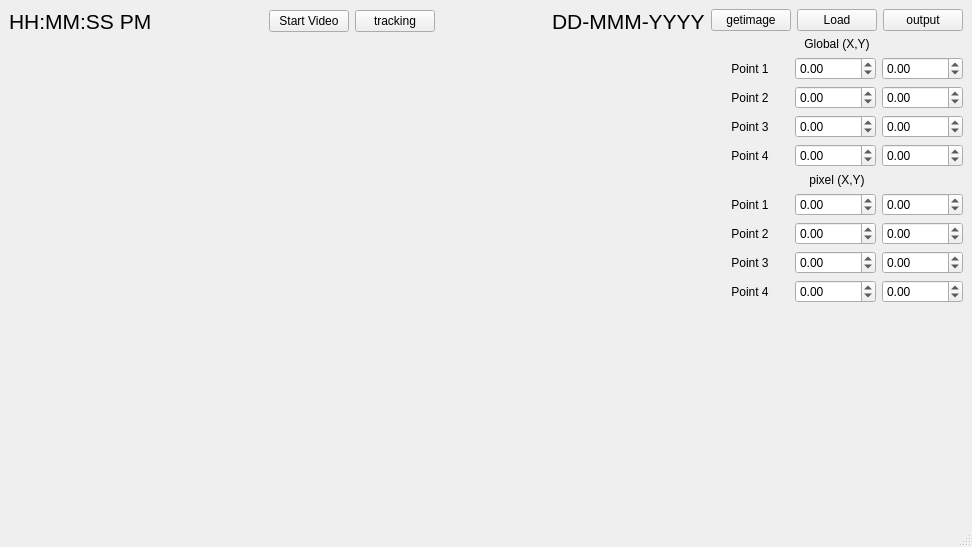
First picture: the form in core/mainwindow.ui, repository kmolLin/opencv_with_python, before the edit.
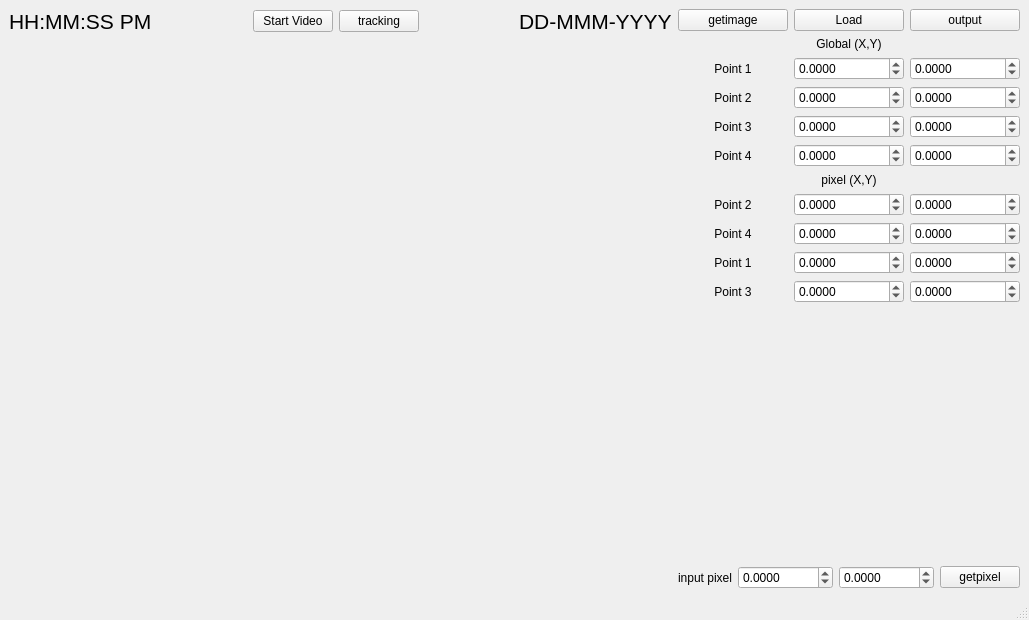
Second picture: the form after the edit.

```diff
--- a/core/mainwindow.ui
+++ b/core/mainwindow.ui
@@ -6,15 +6,15 @@
    <rect>
     <x>0</x>
     <y>0</y>
-    <width>972</width>
-    <height>547</height>
+    <width>1029</width>
+    <height>620</height>
    </rect>
   </property>
   <property name="windowTitle">
    <string>opencv_pyqt5</string>
   </property>
   <widget class="QWidget" name="centralwidget">
-   <layout class="QHBoxLayout" name="horizontalLayout_10">
+   <layout class="QHBoxLayout" name="horizontalLayout_11">
     <item>
      <layout class="QGridLayout" name="gridLayout_2">
       <item row="0" column="0">
@@ -119,8 +119,12 @@
      </layout>
     </item>
     <item>
+     <layout class="QVBoxLayout" name="verticalLayout_4">
+      <item>
      <layout class="QVBoxLayout" name="verticalLayout_3">
       <item>
+         <layout class="QVBoxLayout" name="verticalLayout_2">
+          <item>
        <layout class="QVBoxLayout" name="verticalLayout">
         <item>
          <layout class="QHBoxLayout" name="horizontalLayout_9">
@@ -171,6 +175,9 @@
           </item>
           <item>
            <widget class="QDoubleSpinBox" name="gp1x">
+                <property name="decimals">
+                 <number>4</number>
+                </property>
             <property name="minimum">
              <double>-10000.000000000000000</double>
             </property>
@@ -184,6 +191,9 @@
           </item>
           <item>
            <widget class="QDoubleSpinBox" name="gp1y">
+                <property name="decimals">
+                 <number>4</number>
+                </property>
             <property name="minimum">
              <double>-10000.000000000000000</double>
             </property>
@@ -208,6 +218,9 @@
           </item>
           <item>
            <widget class="QDoubleSpinBox" name="gp2x">
+                <property name="decimals">
+                 <number>4</number>
+                </property>
             <property name="minimum">
              <double>-10000.000000000000000</double>
             </property>
@@ -218,6 +231,9 @@
           </item>
           <item>
            <widget class="QDoubleSpinBox" name="gp2y">
+                <property name="decimals">
+                 <number>4</number>
+                </property>
             <property name="minimum">
              <double>-10000.000000000000000</double>
             </property>
@@ -242,6 +258,9 @@
           </item>
           <item>
            <widget class="QDoubleSpinBox" name="gp3x">
+                <property name="decimals">
+                 <number>4</number>
+                </property>
             <property name="minimum">
              <double>-10000.000000000000000</double>
             </property>
@@ -252,6 +271,9 @@
           </item>
           <item>
            <widget class="QDoubleSpinBox" name="gp3y">
+                <property name="decimals">
+                 <number>4</number>
+                </property>
             <property name="minimum">
              <double>-10000.000000000000000</double>
             </property>
@@ -276,6 +298,9 @@
           </item>
           <item>
            <widget class="QDoubleSpinBox" name="gp4x">
+                <property name="decimals">
+                 <number>4</number>
+                </property>
             <property name="minimum">
              <double>-10000.000000000000000</double>
             </property>
@@ -286,6 +311,9 @@
           </item>
           <item>
            <widget class="QDoubleSpinBox" name="gp4y">
+                <property name="decimals">
+                 <number>4</number>
+                </property>
             <property name="minimum">
              <double>-10000.000000000000000</double>
             </property>
@@ -298,8 +326,8 @@
         </item>
        </layout>
       </item>
-      <item>
-       <layout class="QVBoxLayout" name="verticalLayout_2">
+         </layout>
+        </item>
         <item>
          <widget class="QLabel" name="label_6">
           <property name="text">
@@ -310,40 +338,6 @@
           </property>
          </widget>
         </item>
-        <item>
-         <layout class="QHBoxLayout" name="horizontalLayout_5">
-          <item>
-           <widget class="QLabel" name="label_7">
-            <property name="text">
-             <string>Point 1</string>
-            </property>
-            <property name="alignment">
-             <set>Qt::AlignCenter</set>
-            </property>
-           </widget>
-          </item>
-          <item>
-           <widget class="QDoubleSpinBox" name="pp1x">
-            <property name="minimum">
-             <double>-10000.000000000000000</double>
-            </property>
-            <property name="maximum">
-             <double>10000.000000000000000</double>
-            </property>
-           </widget>
-          </item>
-          <item>
-           <widget class="QDoubleSpinBox" name="pp1y">
-            <property name="minimum">
-             <double>-10000.000000000000000</double>
-            </property>
-            <property name="maximum">
-             <double>10000.000000000000000</double>
-            </property>
-           </widget>
-          </item>
-         </layout>
-        </item>
         <item>
          <layout class="QHBoxLayout" name="horizontalLayout_6">
           <item>
@@ -358,6 +352,9 @@
           </item>
           <item>
            <widget class="QDoubleSpinBox" name="pp2x">
+            <property name="decimals">
+             <number>4</number>
+            </property>
             <property name="minimum">
              <double>-10000.000000000000000</double>
             </property>
@@ -368,40 +365,9 @@
           </item>
           <item>
            <widget class="QDoubleSpinBox" name="pp2y">
-            <property name="minimum">
-             <double>-10000.000000000000000</double>
+            <property name="decimals">
+             <number>4</number>
             </property>
-            <property name="maximum">
-             <double>10000.000000000000000</double>
-            </property>
-           </widget>
-          </item>
-         </layout>
-        </item>
-        <item>
-         <layout class="QHBoxLayout" name="horizontalLayout_7">
-          <item>
-           <widget class="QLabel" name="label_9">
-            <property name="text">
-             <string>Point 3</string>
-            </property>
-            <property name="alignment">
-             <set>Qt::AlignCenter</set>
-            </property>
-           </widget>
-          </item>
-          <item>
-           <widget class="QDoubleSpinBox" name="pp3x">
-            <property name="minimum">
-             <double>-10000.000000000000000</double>
-            </property>
-            <property name="maximum">
-             <double>10000.000000000000000</double>
-            </property>
-           </widget>
-          </item>
-          <item>
-           <widget class="QDoubleSpinBox" name="pp3y">
             <property name="minimum">
              <double>-10000.000000000000000</double>
             </property>
@@ -426,6 +392,9 @@
           </item>
           <item>
            <widget class="QDoubleSpinBox" name="pp4x">
+            <property name="decimals">
+             <number>4</number>
+            </property>
             <property name="minimum">
              <double>-10000.000000000000000</double>
             </property>
@@ -436,6 +405,9 @@
           </item>
           <item>
            <widget class="QDoubleSpinBox" name="pp4y">
+            <property name="decimals">
+             <number>4</number>
+            </property>
             <property name="minimum">
              <double>-10000.000000000000000</double>
             </property>
@@ -447,7 +419,89 @@
          </layout>
         </item>
         <item>
-         <spacer name="verticalSpacer">
+         <layout class="QHBoxLayout" name="horizontalLayout_5">
+          <item>
+           <widget class="QLabel" name="label_7">
+            <property name="text">
+             <string>Point 1</string>
+            </property>
+            <property name="alignment">
+             <set>Qt::AlignCenter</set>
+            </property>
+           </widget>
+          </item>
+          <item>
+           <widget class="QDoubleSpinBox" name="pp1x">
+            <property name="decimals">
+             <number>4</number>
+            </property>
+            <property name="minimum">
+             <double>-10000.000000000000000</double>
+            </property>
+            <property name="maximum">
+             <double>10000.000000000000000</double>
+            </property>
+           </widget>
+          </item>
+          <item>
+           <widget class="QDoubleSpinBox" name="pp1y">
+            <property name="decimals">
+             <number>4</number>
+            </property>
+            <property name="minimum">
+             <double>-10000.000000000000000</double>
+            </property>
+            <property name="maximum">
+             <double>10000.000000000000000</double>
+            </property>
+           </widget>
+          </item>
+         </layout>
+        </item>
+        <item>
+         <layout class="QHBoxLayout" name="horizontalLayout_7">
+          <item>
+           <widget class="QLabel" name="label_9">
+            <property name="text">
+             <string>Point 3</string>
+            </property>
+            <property name="alignment">
+             <set>Qt::AlignCenter</set>
+            </property>
+           </widget>
+          </item>
+          <item>
+           <widget class="QDoubleSpinBox" name="pp3x">
+            <property name="decimals">
+             <number>4</number>
+            </property>
+            <property name="minimum">
+             <double>-10000.000000000000000</double>
+            </property>
+            <property name="maximum">
+             <double>10000.000000000000000</double>
+            </property>
+           </widget>
+          </item>
+          <item>
+           <widget class="QDoubleSpinBox" name="pp3y">
+            <property name="decimals">
+             <number>4</number>
+            </property>
+            <property name="minimum">
+             <double>-10000.000000000000000</double>
+            </property>
+            <property name="maximum">
+             <double>10000.000000000000000</double>
+            </property>
+           </widget>
+          </item>
+         </layout>
+        </item>
+       </layout>
+      </item>
+      <item>
+       <spacer name="verticalSpacer_2">
           <property name="orientation">
            <enum>Qt::Vertical</enum>
           </property>
@@ -459,6 +513,51 @@
           </property>
          </spacer>
         </item>
+      <item>
+       <layout class="QHBoxLayout" name="horizontalLayout_10">
+        <item>
+         <widget class="QLabel" name="label_11">
+          <property name="text">
+           <string>input pixel</string>
+          </property>
+          <property name="alignment">
+           <set>Qt::AlignCenter</set>
+          </property>
+         </widget>
+        </item>
+        <item>
+         <widget class="QDoubleSpinBox" name="inputpixelX">
+          <property name="decimals">
+           <number>4</number>
+          </property>
+          <property name="minimum">
+           <double>-10000.000000000000000</double>
+          </property>
+          <property name="maximum">
+           <double>10000.000000000000000</double>
+          </property>
+         </widget>
+        </item>
+        <item>
+         <widget class="QDoubleSpinBox" name="inputpixelY">
+          <property name="decimals">
+           <number>4</number>
+          </property>
+          <property name="minimum">
+           <double>-10000.000000000000000</double>
+          </property>
+          <property name="maximum">
+           <double>10000.000000000000000</double>
+          </property>
+         </widget>
+        </item>
+        <item>
+         <widget class="QPushButton" name="getpixel">
+          <property name="text">
+           <string>getpixel</string>
+          </property>
+         </widget>
+        </item>
        </layout>
       </item>
      </layout>
```
Left out of the diff: 3 changed lines with no effect on the pictures. Lines whose indentation alone changed are shown as unchanged.
